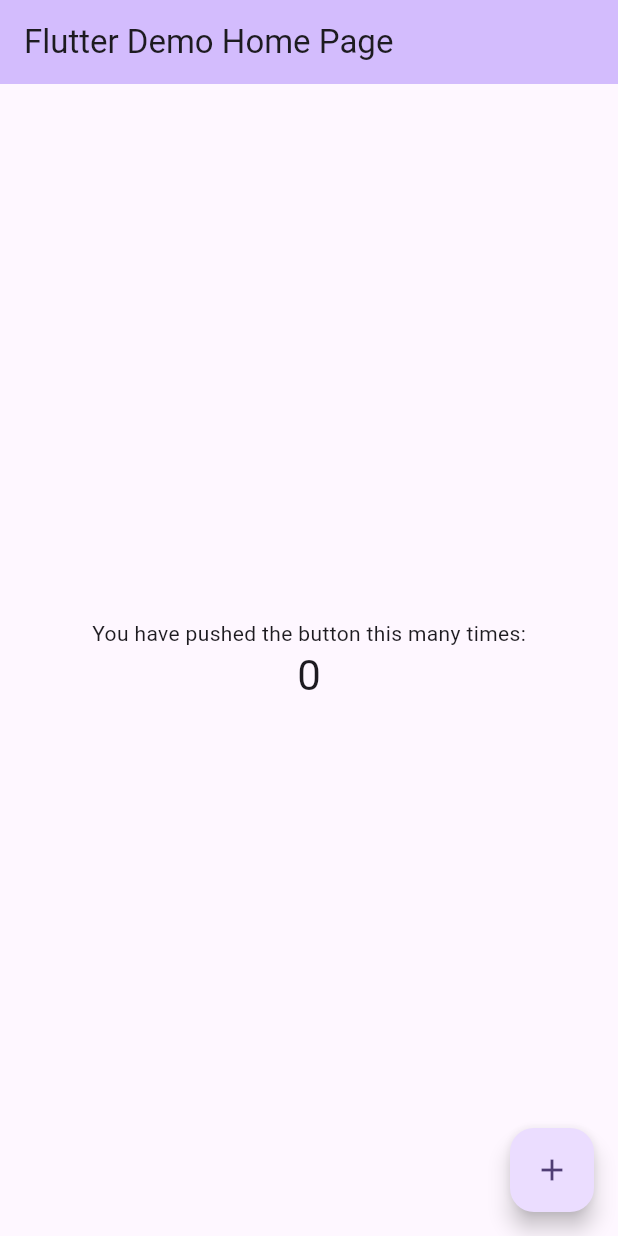
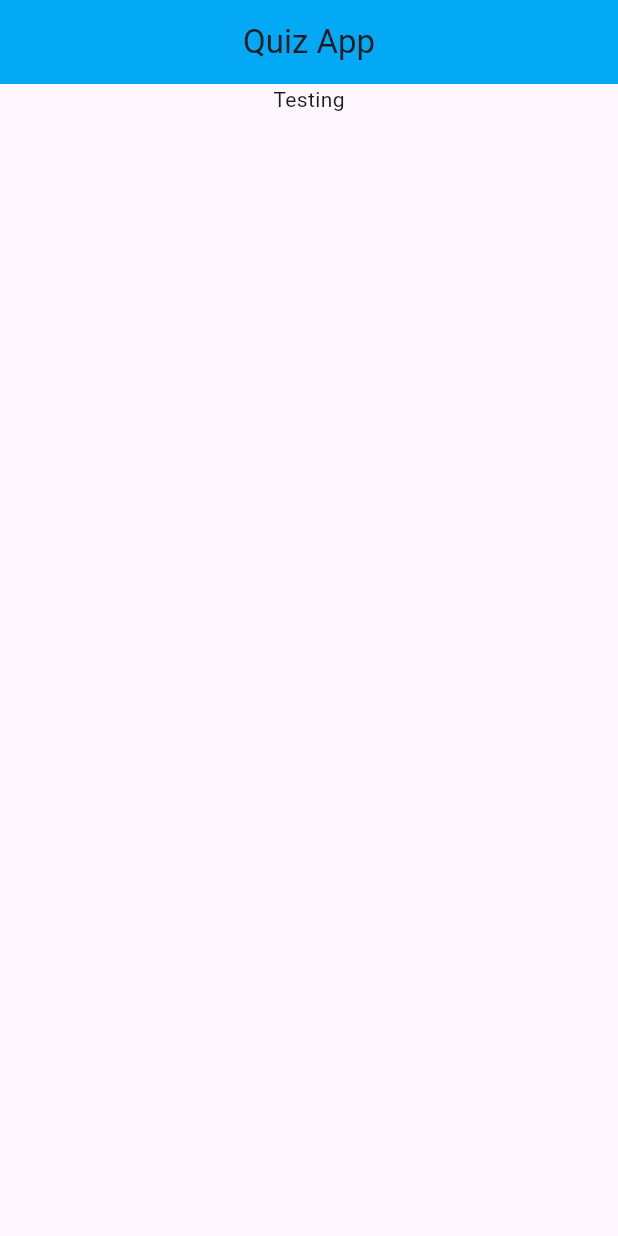
Before and after one commit to Quan987/quizApp, a Flutter app: the screen it shows after launch, on a phone screen of 412 x 824 dp. Run offline on Flutter 3.47's test engine with Material 3 defaults, Android fonts, the phone set to English and light mode, and no system bars; our stand-ins replace go_router.

Commit message:
Add all initial file for project

```diff
--- /dev/null
+++ b/devtools_options.yaml
@@ -0,0 +1 @@
+extensions:
--- a/lib/main.dart
+++ b/lib/main.dart
@@ -1,125 +1,13 @@
 import 'package:flutter/material.dart';
+import 'package:provider/provider.dart';
+import 'package:quiz_app/models/quiz_data.dart';
+import 'package:quiz_app/modules/main_route.dart';
 
 void main() {
-  runApp(const MyApp());
+  runApp(
+    ChangeNotifierProvider<QuizData>(
+      create: (_) => QuizData(),
+      child: const MainRoute(),
+    ),
+  );
 }
-
-class MyApp extends StatelessWidget {
-  const MyApp({super.key});
-
-  // This widget is the root of your application.
-  @override
-  Widget build(BuildContext context) {
-    return MaterialApp(
-      title: 'Flutter Demo',
-      theme: ThemeData(
-        // This is the theme of your application.
-        //
-        // TRY THIS: Try running your application with "flutter run". You'll see
-        // the application has a purple toolbar. Then, without quitting the app,
-        // try changing the seedColor in the colorScheme below to Colors.green
-        // and then invoke "hot reload" (save your changes or press the "hot
-        // reload" button in a Flutter-supported IDE, or press "r" if you used
-        // the command line to start the app).
-        //
-        // Notice that the counter didn't reset back to zero; the application
-        // state is not lost during the reload. To reset the state, use hot
-        // restart instead.
-        //
-        // This works for code too, not just values: Most code changes can be
-        // tested with just a hot reload.
-        colorScheme: ColorScheme.fromSeed(seedColor: Colors.deepPurple),
-        useMaterial3: true,
-      ),
-      home: const MyHomePage(title: 'Flutter Demo Home Page'),
-    );
-  }
-}
-
-class MyHomePage extends StatefulWidget {
-  const MyHomePage({super.key, required this.title});
-
-  // This widget is the home page of your application. It is stateful, meaning
-  // that it has a State object (defined below) that contains fields that affect
-  // how it looks.
-
-  // This class is the configuration for the state. It holds the values (in this
-  // case the title) provided by the parent (in this case the App widget) and
-  // used by the build method of the State. Fields in a Widget subclass are
-  // always marked "final".
-
-  final String title;
-
-  @override
-  State<MyHomePage> createState() => _MyHomePageState();
-}
-
-class _MyHomePageState extends State<MyHomePage> {
-  int _counter = 0;
-
-  void _incrementCounter() {
-    setState(() {
-      // This call to setState tells the Flutter framework that something has
-      // changed in this State, which causes it to rerun the build method below
-      // so that the display can reflect the updated values. If we changed
-      // _counter without calling setState(), then the build method would not be
-      // called again, and so nothing would appear to happen.
-      _counter++;
-    });
-  }
-
-  @override
-  Widget build(BuildContext context) {
-    // This method is rerun every time setState is called, for instance as done
-    // by the _incrementCounter method above.
-    //
-    // The Flutter framework has been optimized to make rerunning build methods
-    // fast, so that you can just rebuild anything that needs updating rather
-    // than having to individually change instances of widgets.
-    return Scaffold(
-      appBar: AppBar(
-        // TRY THIS: Try changing the color here to a specific color (to
-        // Colors.amber, perhaps?) and trigger a hot reload to see the AppBar
-        // change color while the other colors stay the same.
-        backgroundColor: Theme.of(context).colorScheme.inversePrimary,
-        // Here we take the value from the MyHomePage object that was created by
-        // the App.build method, and use it to set our appbar title.
-        title: Text(widget.title),
-      ),
-      body: Center(
-        // Center is a layout widget. It takes a single child and positions it
-        // in the middle of the parent.
-        child: Column(
-          // Column is also a layout widget. It takes a list of children and
-          // arranges them vertically. By default, it sizes itself to fit its
-          // children horizontally, and tries to be as tall as its parent.
-          //
-          // Column has various properties to control how it sizes itself and
-          // how it positions its children. Here we use mainAxisAlignment to
-          // center the children vertically; the main axis here is the vertical
-          // axis because Columns are vertical (the cross axis would be
-          // horizontal).
-          //
-          // TRY THIS: Invoke "debug painting" (choose the "Toggle Debug Paint"
-          // action in the IDE, or press "p" in the console), to see the
-          // wireframe for each widget.
-          mainAxisAlignment: MainAxisAlignment.center,
-          children: <Widget>[
-            const Text(
-              'You have pushed the button this many times:',
-            ),
-            Text(
-              '$_counter',
-              style: Theme.of(context).textTheme.headlineMedium,
-            ),
-          ],
-        ),
-      ),
-      floatingActionButton: FloatingActionButton(
-        onPressed: _incrementCounter,
-        tooltip: 'Increment',
-        child: const Icon(Icons.add),
-      ), // This trailing comma makes auto-formatting nicer for build methods.
-    );
-  }
-}
--- /dev/null
+++ b/lib/modules/main_route.dart
@@ -0,0 +1,31 @@
+import 'package:flutter/material.dart';
+import 'package:go_router/go_router.dart';
+import 'package:quiz_app/modules/welcome_screen.dart';
+
+final _router = GoRouter(
+  routes: [
+    GoRoute(
+      name: 'Welcome Screen',
+      path: '/',
+      builder: (context, state) => const WelcomeScreen(),
+    ),
+  ],
+);
+
+class MainRoute extends StatelessWidget {
+  const MainRoute({super.key});
+
+  // This widget is the root of your application.
+  @override
+  Widget build(BuildContext context) {
+    return MaterialApp.router(
+      routerConfig: _router,
+      debugShowCheckedModeBanner: false,
+      title: 'Flutter Demo',
+      theme: ThemeData(
+        colorScheme: ColorScheme.fromSeed(seedColor: Colors.deepPurple),
+        useMaterial3: true,
+      ),
+    );
+  }
+}
--- /dev/null
+++ b/lib/modules/welcome_screen.dart
@@ -0,0 +1,22 @@
+import 'package:flutter/material.dart';
+import 'package:go_router/go_router.dart';
+
+class WelcomeScreen extends StatelessWidget {
+  const WelcomeScreen({super.key});
+
+  @override
+  Widget build(BuildContext context) {
+    return Scaffold(
+      appBar: AppBar(
+        title: const Text('Quiz App'),
+        centerTitle: true,
+        backgroundColor: Colors.lightBlue,
+      ),
+      body: Center(
+        child: Column(
+          children: [Text('Testing')],
+        ),
+      ),
+    );
+  }
+}
--- a/pubspec.yaml
+++ b/pubspec.yaml
@@ -35,6 +35,8 @@ dependencies:
   # The following adds the Cupertino Icons font to your application.
   # Use with the CupertinoIcons class for iOS style icons.
   cupertino_icons: ^1.0.2
+  go_router: ^13.2.0
+  provider: ^6.1.2
 
 dev_dependencies:
   flutter_test:
@@ -59,8 +61,8 @@ flutter:
   uses-material-design: true
 
   # To add assets to your application, add an assets section, like this:
-  # assets:
-  #   - images/a_dot_burr.jpeg
+  assets:
+    - assets/images/logo.png
   #   - images/a_dot_ham.jpeg
 
   # An image asset can refer to one or more resolution-specific "variants", see
```
Also changed, not shown: assets/images/logo.png (added).
